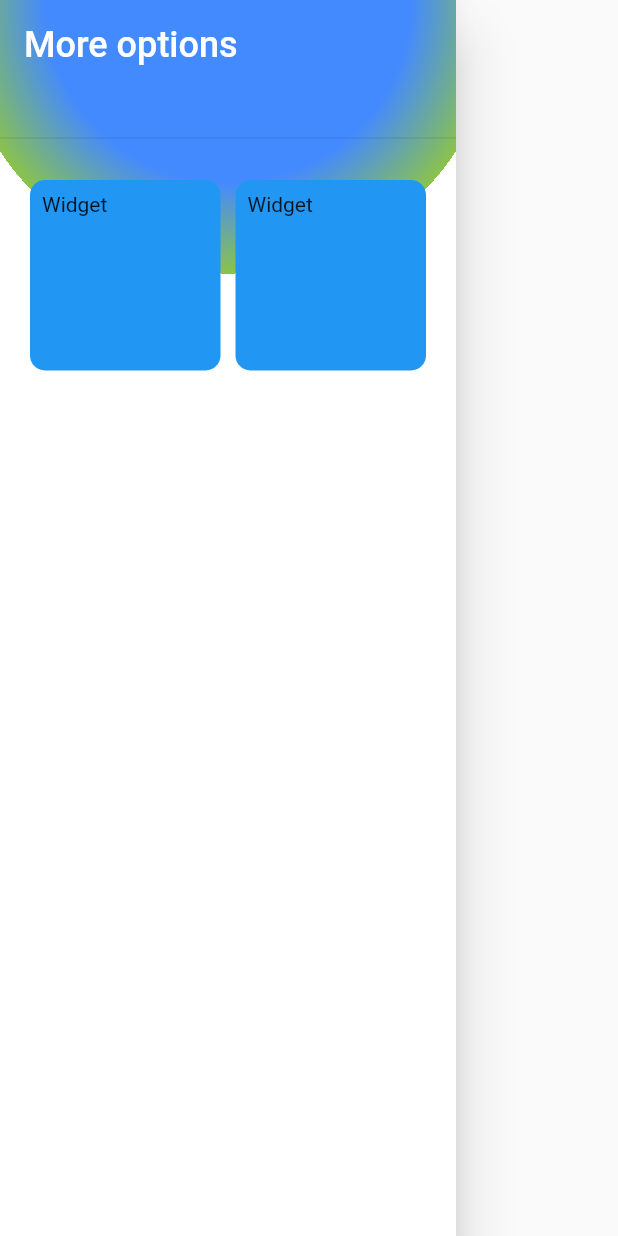
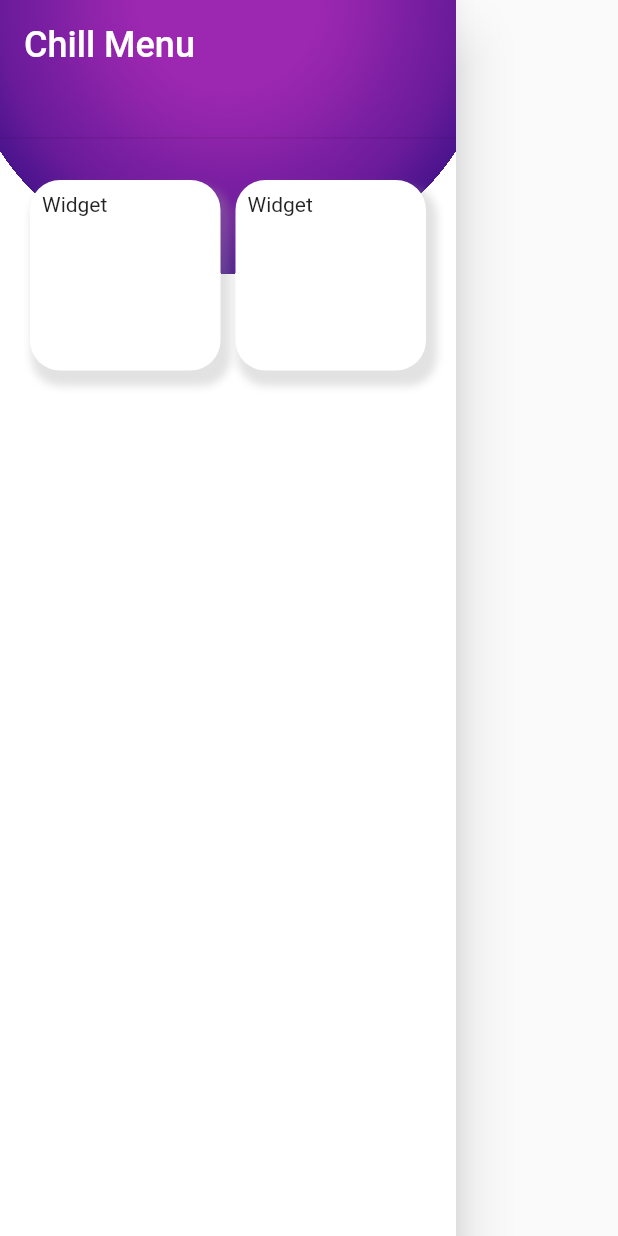
Before and after one commit to BugBunnies/SMINP, a Flutter app: the SideMenu widget shown alone on an empty page, opened directly, on a phone screen of 412 x 824 dp. Run offline on Flutter 3.47's test engine with Material 2 defaults, Android fonts, the light colour scheme and no system bars; network calls fail.

Commit message:
Add files via upload

```diff
--- a/lib/side_menu.dart
+++ b/lib/side_menu.dart
@@ -16,11 +16,15 @@ class SideMenu extends StatelessWidget {
                         gradient: RadialGradient(
                           center: Alignment.topCenter,
                           colors: [
-                            Colors.blueAccent,
-                            Colors.lightGreen,
+                            Colors.purple[500],
+                            Colors.purple[500],
+                            Colors.purple[600],
+                            Colors.purple[700],
+                            Colors.purple[800],
+                            Colors.purple[900],
                             Colors.white,
                           ],
-                          stops: [0.2, 0.3, 0.2],
+                          stops: [ 0.05,0.1,0.15,0.2,0.25,0.3,0.3],
                           radius: 2,
                         ),
                     ),
@@ -35,7 +39,7 @@ class SideMenu extends StatelessWidget {
                           child:
                           DrawerHeader(
                             child: Text(
-                              'More options',
+                              'Chill Menu',
                               style: TextStyle(
                                 color: Colors.white,
                                 fontSize: 24,
@@ -58,12 +62,24 @@ class SideMenu extends StatelessWidget {
                             );
                           },
                           child: Container(
+                          decoration: BoxDecoration(
+                            color : Colors.white,
+                              borderRadius: BorderRadius.only(
+                                  topRight: Radius.circular(20), topLeft: Radius.circular(20),
+                                  bottomRight: Radius.circular(20.0), bottomLeft: Radius.circular(20.0)),
+                              boxShadow: [
+                          BoxShadow(
+                          color: Colors.grey.withOpacity(0.3),
+                        spreadRadius: 3,
+                        blurRadius: 4,
+                        offset: Offset(4, 7), // changes position of shadow
+                      ),
+]
+
+                      ),
                             padding: const EdgeInsets.all(8),
                             child: Text(value.toString()),
-                            decoration: BoxDecoration(
-                              borderRadius: BorderRadius.circular(10.0),
-                              color: Colors.blue,
-                            ),
+
                           )
                       );
                     }).toList(),
```
